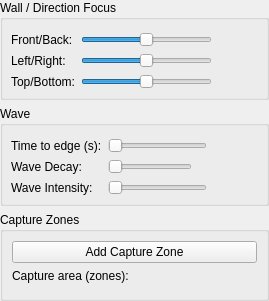
The window that ui/forms/CaptureZonesWidget.ui (Wolfieeewolf/OpenRGB3DSpatialPlugin) describes before a commit, drawn with Qt 5.
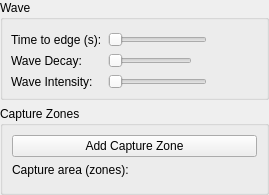
The same window after the commit.

Commit message:
refactor: drop Screen Mirror direction focus, map roll, and corner warp
Those controls were workarounds for audience/UV issues. Audience bias + SpatialMap fix replace them; Reach/wave stay for fill and motion.

```diff
--- a/ui/forms/CaptureZonesWidget.ui
+++ b/ui/forms/CaptureZonesWidget.ui
@@ -15,180 +15,6 @@
    <property name="bottomMargin">
     <number>0</number>
    </property>
-   <item>
-    <widget class="QGroupBox" name="directionGroup">
-     <property name="title">
-      <string>Wall / Direction Focus</string>
-     </property>
-     <layout class="QFormLayout" name="directionForm">
-      <property name="leftMargin">
-       <number>8</number>
-      </property>
-      <property name="topMargin">
-       <number>12</number>
-      </property>
-      <property name="rightMargin">
-       <number>8</number>
-      </property>
-      <property name="bottomMargin">
-       <number>8</number>
-      </property>
-      <item row="0" column="0">
-       <widget class="QLabel" name="frontBackCaption">
-        <property name="text">
-         <string>Front/Back:</string>
-        </property>
-       </widget>
-      </item>
-      <item row="0" column="1">
-       <widget class="QWidget" name="frontBackRow" native="true">
-        <layout class="QHBoxLayout" name="frontBackLayout">
-         <property name="leftMargin">
-          <number>0</number>
-         </property>
-         <property name="topMargin">
-          <number>0</number>
-         </property>
-         <property name="rightMargin">
-          <number>0</number>
-         </property>
-         <property name="bottomMargin">
-          <number>0</number>
-         </property>
-         <item>
-          <widget class="QSlider" name="frontBackBalanceSlider">
-           <property name="minimum">
-            <number>-100</number>
-           </property>
-           <property name="maximum">
-            <number>100</number>
-           </property>
-           <property name="orientation">
-            <enum>Qt::Horizontal</enum>
-           </property>
-           <property name="toolTip">
-            <string>Favor front (+) or back (-) LEDs. 0 = even.</string>
-           </property>
-          </widget>
-         </item>
-         <item>
-          <widget class="QLabel" name="frontBackBalanceLabel">
-           <property name="minimumSize">
-            <size>
-             <width>40</width>
-             <height>0</height>
-            </size>
-           </property>
-          </widget>
-         </item>
-        </layout>
-       </widget>
-      </item>
-      <item row="1" column="0">
-       <widget class="QLabel" name="leftRightCaption">
-        <property name="text">
-         <string>Left/Right:</string>
-        </property>
-       </widget>
-      </item>
-      <item row="1" column="1">
-       <widget class="QWidget" name="leftRightRow" native="true">
-        <layout class="QHBoxLayout" name="leftRightLayout">
-         <property name="leftMargin">
-          <number>0</number>
-         </property>
-         <property name="topMargin">
-          <number>0</number>
-         </property>
-         <property name="rightMargin">
-          <number>0</number>
-         </property>
-         <property name="bottomMargin">
-          <number>0</number>
-         </property>
-         <item>
-          <widget class="QSlider" name="leftRightBalanceSlider">
-           <property name="minimum">
-            <number>-100</number>
-           </property>
-           <property name="maximum">
-            <number>100</number>
-           </property>
-           <property name="orientation">
-            <enum>Qt::Horizontal</enum>
-           </property>
-           <property name="toolTip">
-            <string>Favor right (+) or left (-) LEDs. 0 = even.</string>
-           </property>
-          </widget>
-         </item>
-         <item>
-          <widget class="QLabel" name="leftRightBalanceLabel">
-           <property name="minimumSize">
-            <size>
-             <width>40</width>
-             <height>0</height>
-            </size>
-           </property>
-          </widget>
-         </item>
-        </layout>
-       </widget>
-      </item>
-      <item row="2" column="0">
-       <widget class="QLabel" name="topBottomCaption">
-        <property name="text">
-         <string>Top/Bottom:</string>
-        </property>
-       </widget>
-      </item>
-      <item row="2" column="1">
-       <widget class="QWidget" name="topBottomRow" native="true">
-        <layout class="QHBoxLayout" name="topBottomLayout">
-         <property name="leftMargin">
-          <number>0</number>
-         </property>
-         <property name="topMargin">
-          <number>0</number>
-         </property>
-         <property name="rightMargin">
-          <number>0</number>
-         </property>
-         <property name="bottomMargin">
-          <number>0</number>
-         </property>
-         <item>
-          <widget class="QSlider" name="topBottomBalanceSlider">
-           <property name="minimum">
-            <number>-100</number>
-           </property>
-           <property name="maximum">
-            <number>100</number>
-           </property>
-           <property name="orientation">
-            <enum>Qt::Horizontal</enum>
-           </property>
-           <property name="toolTip">
-            <string>Favor top (+) or bottom (-) LEDs. 0 = even.</string>
-           </property>
-          </widget>
-         </item>
-         <item>
-          <widget class="QLabel" name="topBottomBalanceLabel">
-           <property name="minimumSize">
-            <size>
-             <width>40</width>
-             <height>0</height>
-            </size>
-           </property>
-          </widget>
-         </item>
-        </layout>
-       </widget>
-      </item>
-     </layout>
-    </widget>
-   </item>
    <item>
     <widget class="QGroupBox" name="waveGroup">
      <property name="title">
```
The commit also changes 11 other files.
